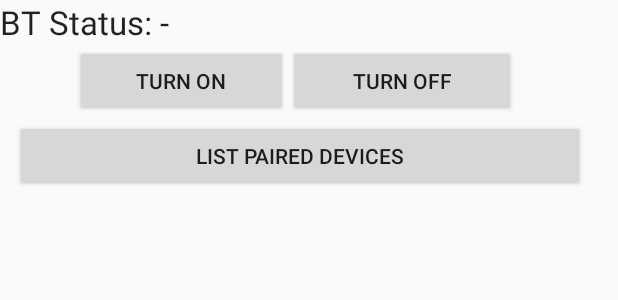
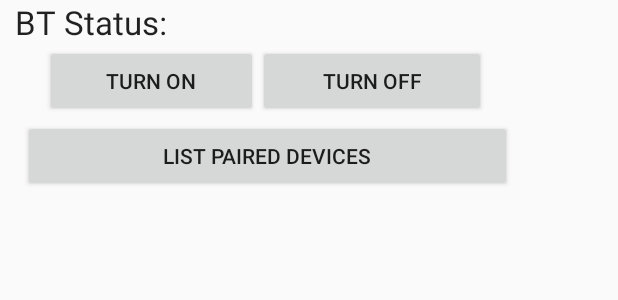
Before and after one commit to DIT112-V19/group-10, an Android app: the layout bluetooth_connection.xml on its own in the app's theme, with its tools: preview values and no code run, on a phone screen of 412 x 824 dp. Shown: the top 300 px of the screen. Run offline under Robolectric (Android 15) with nearby library versions, the light colour scheme and no system bars.

```diff
--- a/carMobileApp/app/src/main/res/layout/bluetooth_layout.xml
+++ b/carMobileApp/app/src/main/res/layout/bluetooth_connection.xml
@@ -2,14 +2,15 @@
   xmlns:tools="http://schemas.android.com/tools"
   android:layout_width="match_parent"
   android:layout_height="match_parent"
-  tools:context=".BluetoothConnect" >
+  tools:context=".DeviceList" >
 
   <TextView
-    android:id="@+id/text"
+    android:id="@+id/status_text"
     android:layout_width="wrap_content"
     android:layout_height="wrap_content"
-    android:textAppearance="?android:attr/textAppearanceLarge"
-    android:text="@string/Text" />
+    android:layout_marginLeft="10dp"
+    android:text="@string/Text"
+    android:textAppearance="?android:attr/textAppearanceLarge" />
 
   <LinearLayout
     android:layout_width="match_parent"
@@ -21,7 +22,7 @@
       android:id="@+id/turnOn"
       android:layout_width="142dp"
       android:layout_height="wrap_content"
-      android:layout_marginLeft="50dp"
+      android:layout_marginStart="30dp"
       android:text="@string/on" />
 
     <Button
@@ -41,13 +42,13 @@
 
     <Button
       android:id="@+id/paired"
-      android:layout_width="380dp"
+      android:layout_width="326dp"
       android:layout_height="match_parent"
-      android:layout_marginLeft="10dp"
+      android:layout_marginStart="15dp"
       android:text="@string/List" />
 
     <ListView
-      android:id="@+id/listView1"
+      android:id="@+id/listView"
       android:layout_width="fill_parent"
       android:layout_height="200dp" >
 
--- a/carMobileApp/app/src/main/res/values/strings.xml
+++ b/carMobileApp/app/src/main/res/values/strings.xml
@@ -35,7 +35,7 @@
 
 
   <string name="action_settings">Settings</string>
-  <string name="Text">BT Status: -</string>
+  <string name="Text">BT Status:</string>
   <string name="on">Turn On</string>
   <string name="off">Turn Off</string>
   <string name="List">List paired Devices</string>
```
Also changed, not shown: carMobileApp/app/src/main/AndroidManifest.xml (+4 -3 lines), carMobileApp/app/src/main/java/com/group10app/DeviceConnection.java (+21 -27 lines), carMobileApp/app/src/main/java/com/group10app/DeviceList.java (added, +144 -0 lines), carMobileApp/app/src/main/java/com/group10app/MainActivity.java (+18 -24 lines), carMobileApp/app/src/main/java/com/group10app/ManualMode.java (+16 -23 lines), carMobileApp/app/build.gradle (indentation only).
